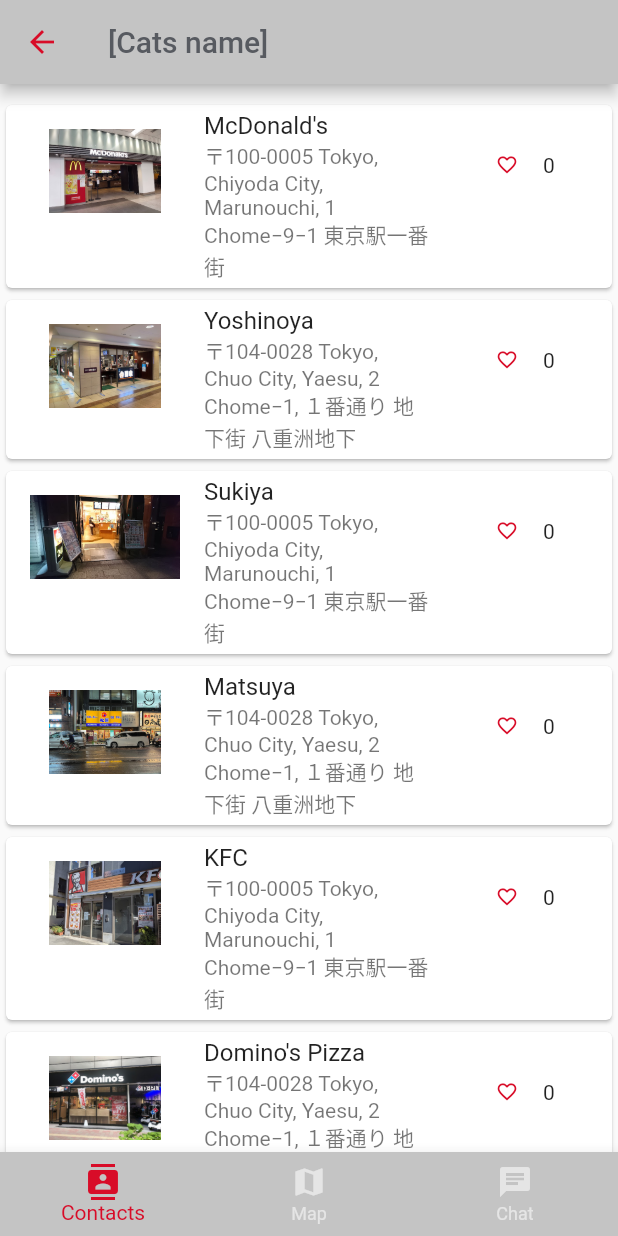
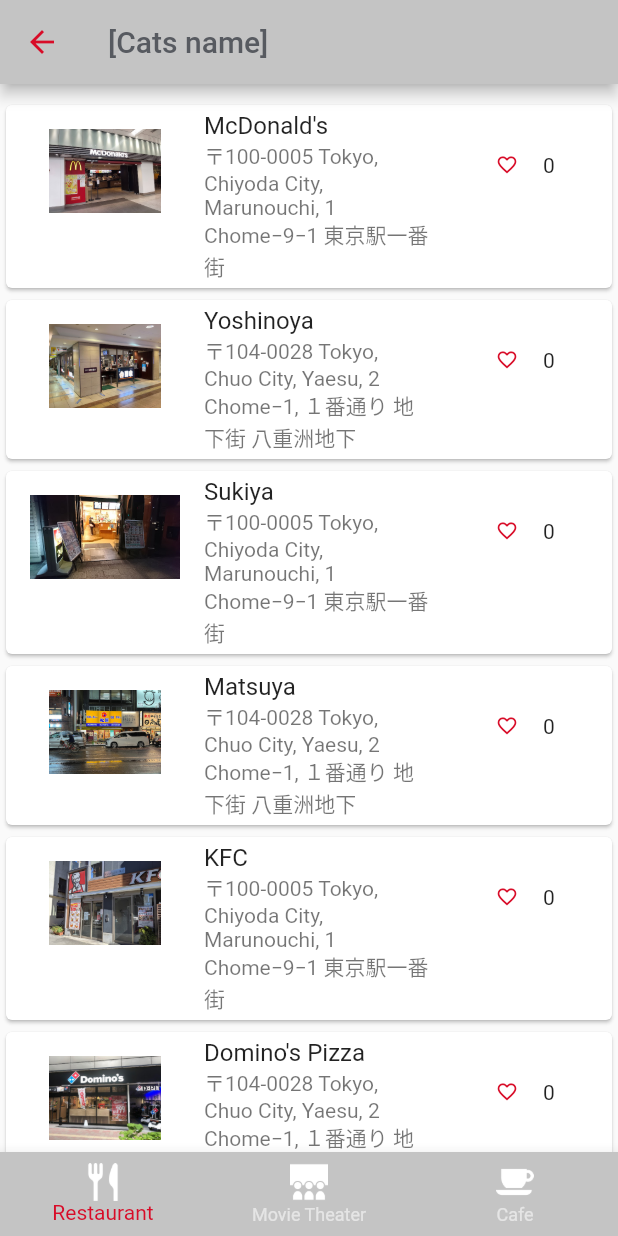
Before and after one commit to naoyuki1115/wovenlog, a Flutter app: the screen it shows after launch, on a phone screen of 412 x 824 dp. Run offline on Flutter 3.47's test engine with Material 2 defaults, Android fonts, the light colour scheme and no system bars; our stand-ins replace flutter_svg.

Commit message:
WV-19: create navigation to spot detail screen

```diff
--- a/lib/screens/spot_list_screen.dart
+++ b/lib/screens/spot_list_screen.dart
@@ -1,6 +1,8 @@
 import 'package:flutter/material.dart';
 import 'package:wovenlog/constants.dart';
 import 'package:wovenlog/dummy_data/spot_list.dart';
+import 'package:wovenlog/dummy_data/category_list.dart';
+import 'package:wovenlog/screens/spot_detail_screen.dart';
 
 class SpotListScreen extends StatelessWidget {
   const SpotListScreen({Key? key}) : super(key: key);
@@ -38,43 +40,51 @@
 
   @override
   Widget build(BuildContext context) {
+
+    //表示するカテゴリindex番号（サンプル）
+    int _firstCats = 0;
+    int _secondCats = 3;
+    int _thirdCats = 5;
+
     return BottomNavigationBar(
       backgroundColor: kAppBarColor,
       unselectedItemColor: kBackgroundColor,
       selectedItemColor: kPrimaryColor,
-      items: const <BottomNavigationBarItem>[
-        BottomNavigationBarItem(
-          icon: Icon(Icons.contacts),
-          label: 'Contacts',
-        ),
-        BottomNavigationBarItem(
-          icon: Icon(Icons.map),
-          label: 'Map',
-        ),
-        BottomNavigationBarItem(
-          icon: Icon(Icons.chat),
-          label: 'Chat',
-        ),
+      items: [
+        _buildBottomIcon(_firstCats),
+        _buildBottomIcon(_secondCats),
+        _buildBottomIcon(_thirdCats),
       ],
     );
   }
+
+  //ボトムバーに表示するアイコンを定義
+  BottomNavigationBarItem _buildBottomIcon(int _catsIndex){
+    return BottomNavigationBarItem(
+      icon: SizedBox(
+        child: Image.asset(categoryList[_catsIndex].icon),
+        height: 25,
+        width: 25,
+      ),
+      label: categoryList[_catsIndex].name,
+    );
   }
 
+}
+
+//Spot一覧をカード表示
 class SpotListView extends StatelessWidget {
-  const SpotListView({
-    Key? key,
-  }) : super(key: key);
+  const SpotListView({Key? key,}) : super(key: key);
 
   @override
   Widget build(BuildContext context) {
     // int likeNum = 0;
     return Expanded(
       child: ListView.builder(
-          itemCount: spotList.length,
+          itemCount: spotList.length,//リストからSpot数取得
           itemBuilder: (context, index) {
             return Card(
-              child: Column(children: [
-                ListTile(
+              child: ListTile(
                   //tileColor: Colors.blue,
                   leading: Container(
                       width: 100,
@@ -84,10 +94,14 @@
                   subtitle: Text(spotList[index].address),
                   trailing: SizedBox(width:90,child: LikeWidget()),//LikeWidget(),//Icon(Icons.more_vert),
                   enabled: true,
-                    onTap: () {/* react to the tile being tapped */}
+                  onTap: () {
+                    /* react to the tile being tapped */
+                    Navigator.push(
+                      context,
+                      MaterialPageRoute(builder: (context) => SpotDetailScreen(spotIndex:index)),
+                    );
+                  }
                 ),
-                //LikeWidget()
-              ]),
             );
           }),
     );
@@ -137,6 +151,7 @@
     );
   }
 
+  //Likeボタン押した際に動作
   void _toggleLike() {
     setState(() {
       if(_isLiked){
@@ -149,6 +164,7 @@
     });
   }
 
+  //Likeボタン作成
   Widget _buildLikeButton(){
     return IconButton(
       iconSize: 15,
```
Also changed, not shown: lib/screens/spot_detail_screen.dart (+30 -0 lines). Lines whose indentation alone changed are shown as unchanged.
